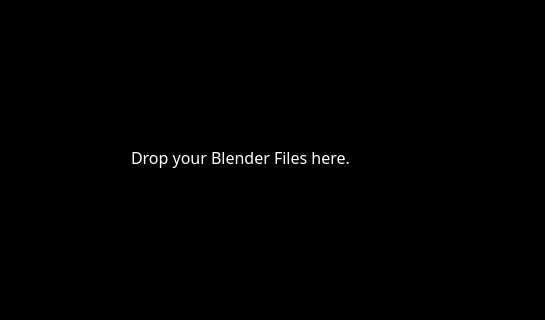
Old version of the form ui/drop_file_tip.ui in the repository newo-ether/Rendrop; both pictures show x 187 to 732 and y 91 to 411 of the 732 by 497 pixel window.
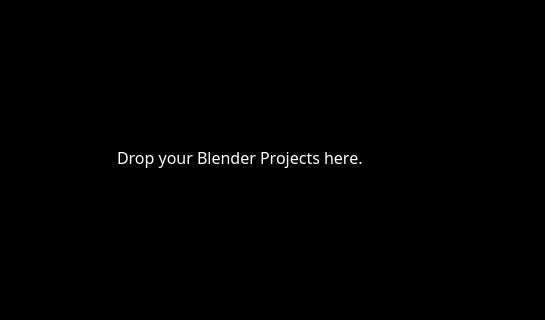
New version of the form. Icons and pictures are not drawn.

Patch:
```diff
--- a/ui/drop_file_tip.ui
+++ b/ui/drop_file_tip.ui
@@ -99,7 +99,7 @@
 color: white;</string>
         </property>
         <property name="text">
-         <string>Drop your Blender Files here.</string>
+         <string>Drop your Blender Projects here.</string>
         </property>
        </widget>
       </item>
```
